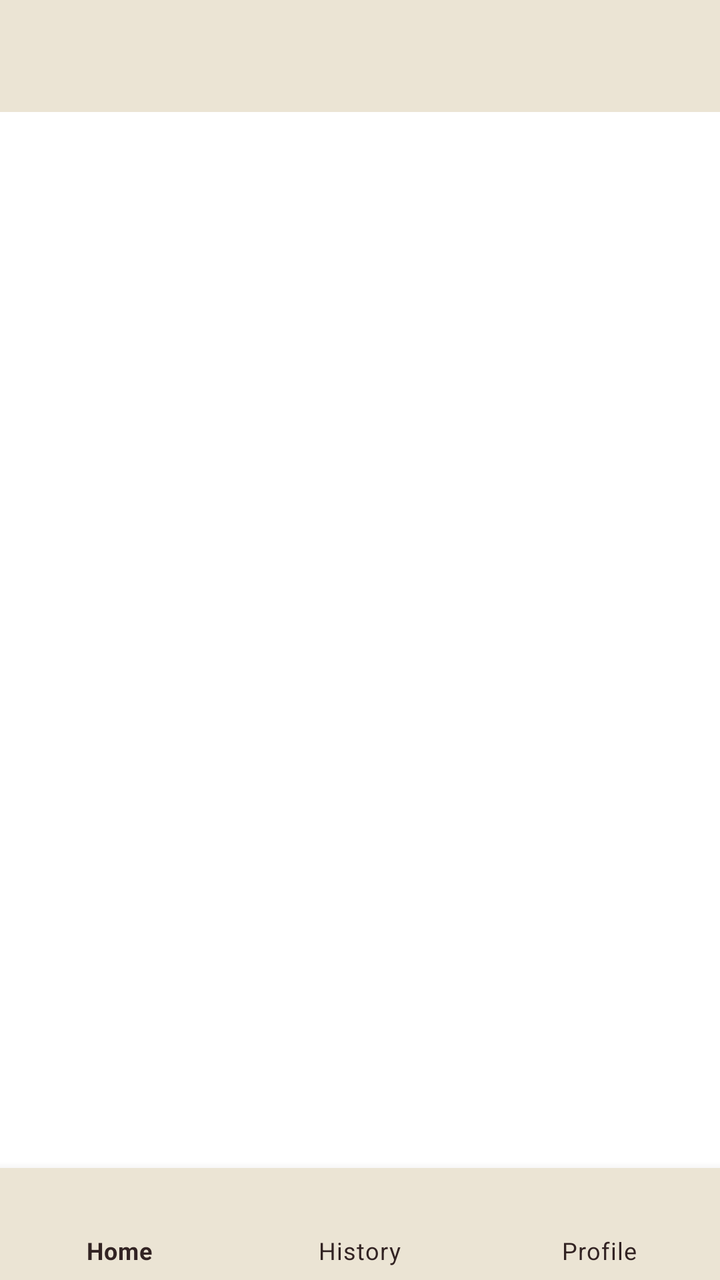
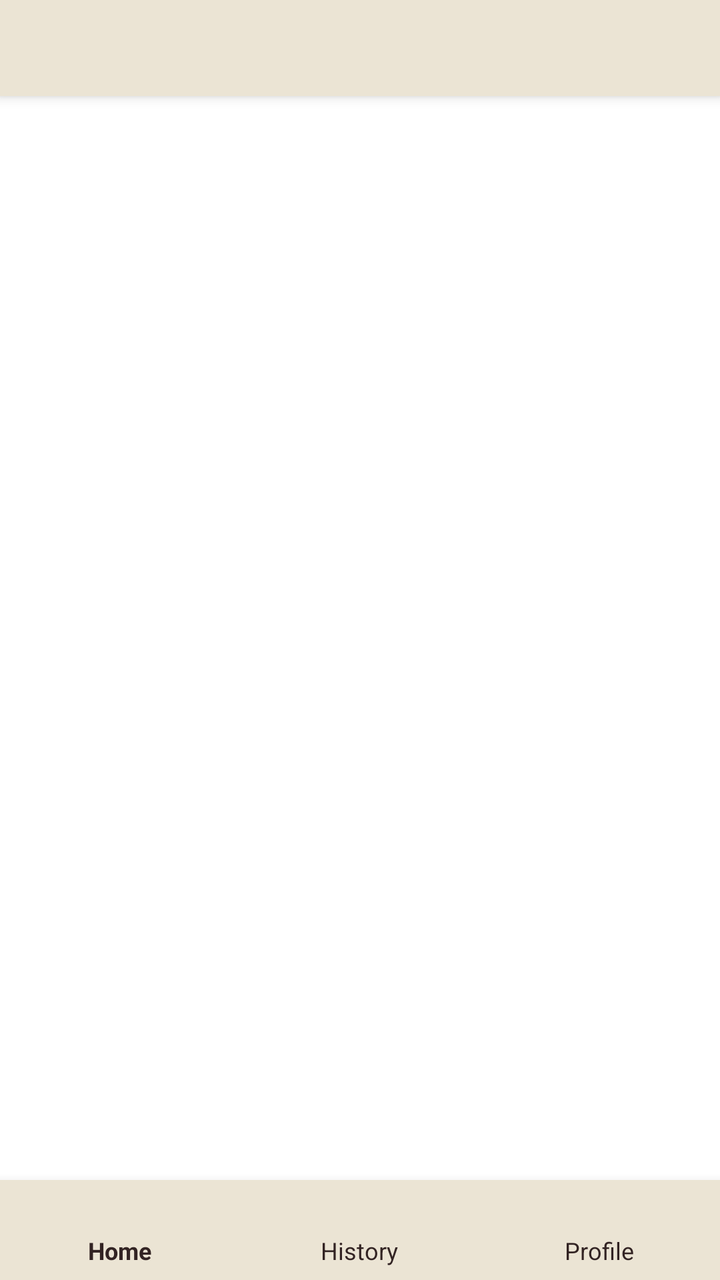

Before-and-after screenshots of an Android layout around one commit, followed by the original layout XML and the change that was made.
<!-- AndroidManifest.xml: application theme Theme.LunaFlow -->
<!-- res/layout/activity_base.xml -->
<androidx.coordinatorlayout.widget.CoordinatorLayout xmlns:android="http://schemas.android.com/apk/res/android"
    xmlns:app="http://schemas.android.com/apk/res-auto"
    android:layout_width="match_parent"
    android:layout_height="match_parent">

    
    <com.google.android.material.appbar.MaterialToolbar
        android:id="@+id/topBar"
        android:layout_width="match_parent"
        android:layout_height="wrap_content"
        android:background="@color/top_nav_bg"
        android:title="LunaFlow"
        android:titleTextColor="@android:color/black"
        app:elevation="4dp" />

    
    <FrameLayout
        android:id="@+id/container"
        android:layout_width="match_parent"
        android:layout_height="match_parent"
        android:layout_marginTop="?attr/actionBarSize"
        android:layout_marginBottom="56dp" />

    
    <com.google.android.material.bottomnavigation.BottomNavigationView
        android:id="@+id/bottomNav"
        android:layout_width="match_parent"
        android:layout_height="56dp"
        android:layout_gravity="bottom"
        android:background="@color/top_nav_bg"
        app:itemIconTint="@color/nav_icon_color"
        app:itemTextColor="@color/nav_icon_color"
        app:menu="@menu/bottom_nav_menu" />
</androidx.coordinatorlayout.widget.CoordinatorLayout>
<!-- resources referenced by this layout -->
<resources>
  <color name="nav_icon_color">#322323</color>
  <color name="top_nav_bg">#EBE4D4</color>
  <style name="Theme.LunaFlow" parent="Theme.MaterialComponents.DayNight.DarkActionBar">
          
          <item name="colorPrimary">@color/purple_500</item>
          <item name="colorPrimaryVariant">@color/purple_700</item>
          <item name="colorOnPrimary">@color/white</item>
          
          <item name="colorSecondary">@color/teal_200</item>
          <item name="colorSecondaryVariant">@color/teal_700</item>
          <item name="colorOnSecondary">@color/black</item>
          
          <item name="android:statusBarColor">?attr/colorPrimaryVariant</item>
          
      </style>
  <color name="purple_500">#FF6200EE</color>
  <color name="purple_700">#FF3700B3</color>
  <color name="white">#FFFFFFFF</color>
  <color name="teal_200">#FF03DAC5</color>
  <color name="teal_700">#FF018786</color>
  <color name="black">#FF000000</color>
</resources>

<!-- the commit's change to res/layout/activity_base.xml (unified diff, before → after) -->
@@ -1,34 +1,39 @@
-<androidx.coordinatorlayout.widget.CoordinatorLayout xmlns:android="http://schemas.android.com/apk/res/android"
+<androidx.coordinatorlayout.widget.CoordinatorLayout
+    xmlns:android="http://schemas.android.com/apk/res/android"
     xmlns:app="http://schemas.android.com/apk/res-auto"
     android:layout_width="match_parent"
-    android:layout_height="match_parent">
+    android:layout_height="match_parent"
+    android:background="@color/white">
 
     
     <com.google.android.material.appbar.MaterialToolbar
-        android:id="@+id/topBar"
+        android:id="@+id/toolbar"
         android:layout_width="match_parent"
-        android:layout_height="wrap_content"
-        android:background="@color/top_nav_bg"
+        android:layout_height="48dp"
+        android:background="@color/colorPrimary"
         android:title="LunaFlow"
-        android:titleTextColor="@android:color/black"
-        app:elevation="4dp" />
+        android:titleTextColor="@color/mainBrown"
+        app:titleCentered="true"
+        android:elevation="4dp"/>
 
     
     <FrameLayout
         android:id="@+id/container"
         android:layout_width="match_parent"
         android:layout_height="match_parent"
-        android:layout_marginTop="?attr/actionBarSize"
-        android:layout_marginBottom="56dp" />
+        android:layout_marginTop="48dp"
+        android:layout_marginBottom="50dp" />
 
     
     <com.google.android.material.bottomnavigation.BottomNavigationView
-        android:id="@+id/bottomNav"
+        android:id="@+id/bottomNavigationView"
         android:layout_width="match_parent"
-        android:layout_height="56dp"
+        android:layout_height="50dp"
         android:layout_gravity="bottom"
-        android:background="@color/top_nav_bg"
-        app:itemIconTint="@color/nav_icon_color"
-        app:itemTextColor="@color/nav_icon_color"
-        app:menu="@menu/bottom_nav_menu" />
+        android:background="@color/colorPrimary"
+        app:itemTextAppearanceActive="@style/BottomNavText.Selected"
+        app:itemTextAppearanceInactive="@style/BottomNavText"
+        app:itemIconTint="@color/mainBrown"
+        app:itemTextColor="@color/mainBrown"
+        app:menu="@menu/bottom_nav_menu"/>
 </androidx.coordinatorlayout.widget.CoordinatorLayout>
<!-- resource entries referenced after the edit -->
@@ -1,25 +1,55 @@
 <!-- resources referenced by this layout -->
 <resources>
-  <color name="nav_icon_color">#322323</color>
-  <color name="top_nav_bg">#EBE4D4</color>
-  <style name="Theme.LunaFlow" parent="Theme.MaterialComponents.DayNight.DarkActionBar">
+  <color name="colorPrimary">#EBE4D4</color>
+  <color name="mainBrown">#322323</color>
+  <style name="Theme.LunaFlow" parent="Theme.MaterialComponents.DayNight.NoActionBar">
           
-          <item name="colorPrimary">@color/purple_500</item>
-          <item name="colorPrimaryVariant">@color/purple_700</item>
-          <item name="colorOnPrimary">@color/white</item>
+          <item name="android:windowBackground">@color/white</item>
+  
           
-          <item name="colorSecondary">@color/teal_200</item>
-          <item name="colorSecondaryVariant">@color/teal_700</item>
-          <item name="colorOnSecondary">@color/black</item>
+          <item name="colorPrimary">@color/colorPrimary</item>
+          <item name="colorOnPrimary">@color/mainBrown</item> 
+  
           
-          <item name="android:statusBarColor">?attr/colorPrimaryVariant</item>
+          <item name="colorSecondary">@color/mainRed</item>
+          <item name="colorOnSecondary">@color/white</item>
+  
           
+          <item name="android:statusBarColor">@color/colorPrimary</item>
+  
+          
+          <item name="actionBarTheme">@style/AppActionBar</item>
+  
+          
+          <item name="bottomNavigationStyle">@style/BottomNavStyle</item>
       </style>
-  <color name="purple_500">#FF6200EE</color>
-  <color name="purple_700">#FF3700B3</color>
+  <color name="mainRed">#B43015</color>
+  <style name="AppActionBar" parent="Widget.MaterialComponents.Toolbar">
+          <item name="android:layout_height">48dp</item> 
+          <item name="android:background">@color/colorPrimary</item> 
+          <item name="titleTextColor">@color/mainBrown</item> 
+          <item name="subtitleTextColor">@color/mainBrown</item>
+          <item name="android:theme">@style/ToolbarTextTheme</item> 
+      </style>
+  <style name="BottomNavStyle" parent="Widget.MaterialComponents.BottomNavigationView">
+          <item name="android:layout_height">50dp</item> 
+          <item name="android:background">@color/colorPrimary</item>
+      </style>
+  <style name="ToolbarTextTheme" parent="ThemeOverlay.MaterialComponents.ActionBar">
+          <item name="android:textColorPrimary">@color/mainBrown</item>
+          <item name="android:textColorSecondary">@color/mainBrown</item>
+          <item name="android:textColor">@color/mainBrown</item>
+      </style>
   <color name="white">#FFFFFFFF</color>
-  <color name="teal_200">#FF03DAC5</color>
-  <color name="teal_700">#FF018786</color>
-  <color name="black">#FF000000</color>
+  <style name="BottomNavText">
+          <item name="android:textSize">12sp</item>
+          <item name="android:textColor">@color/mainBrown</item>
+          <item name="android:textStyle">normal</item>
+      </style>
+  <style name="BottomNavText.Selected">
+          <item name="android:textSize">12sp</item>
+          <item name="android:textColor">@color/mainRed</item>
+          <item name="android:textStyle">bold</item>
+      </style>
 </resources>
 
